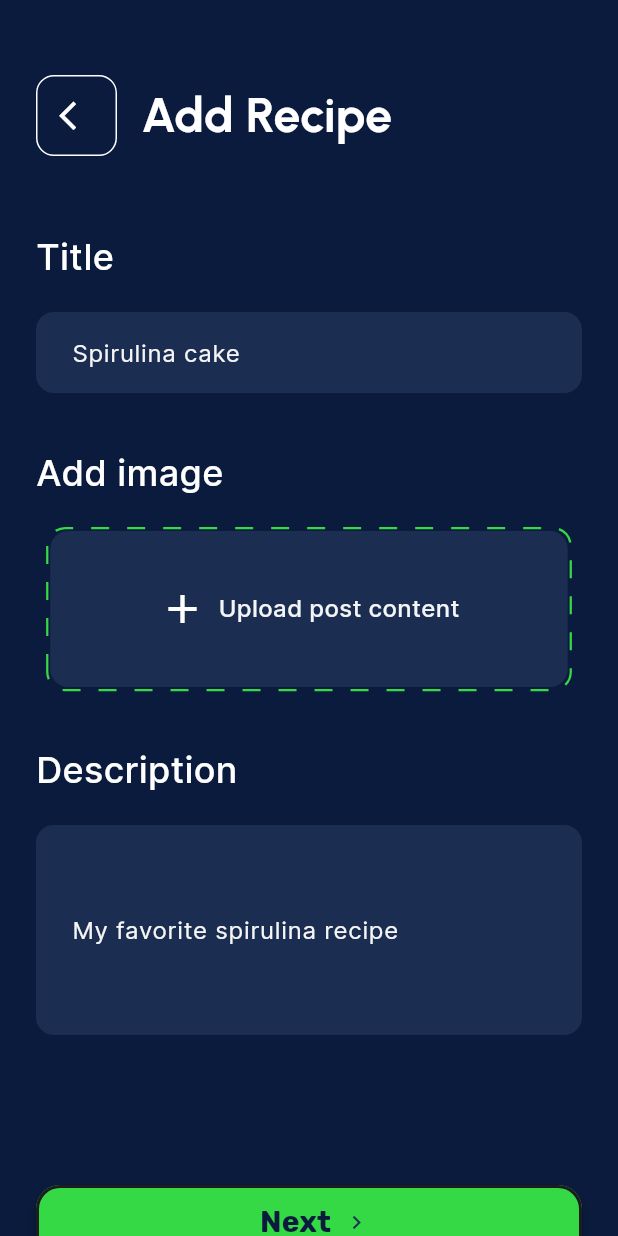
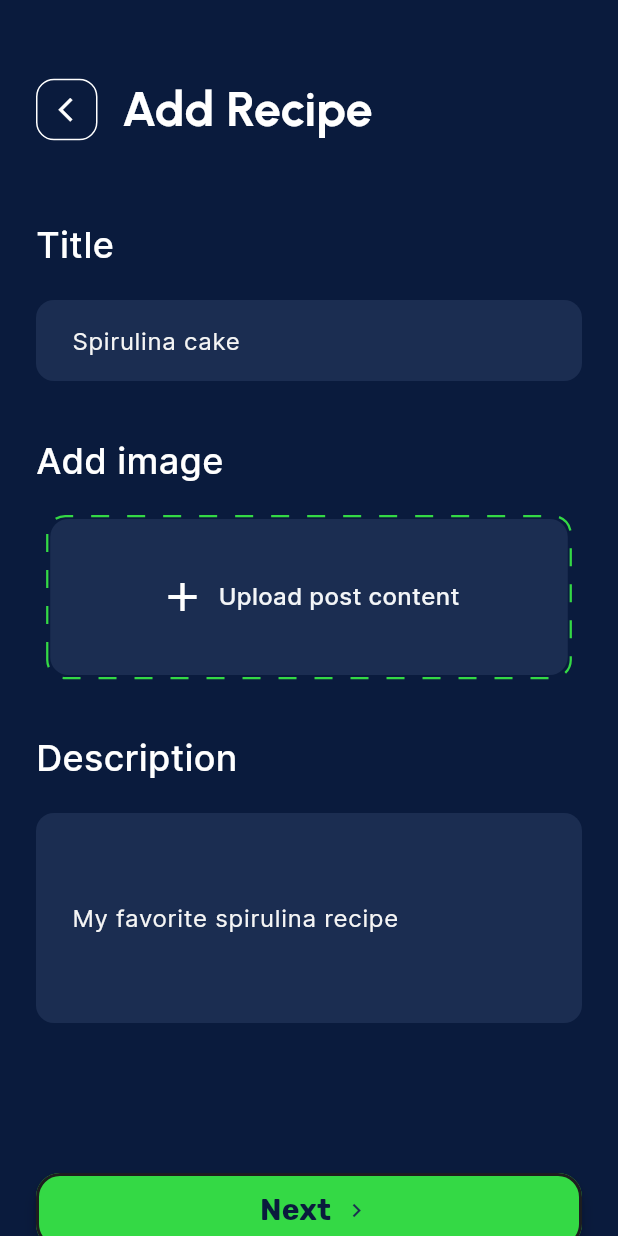
Before and after one commit to Said-Ines/Spiraw, a Flutter app: the AddRecipeScreen screen opened by its route, on a phone screen of 412 x 824 dp. Run offline on Flutter 3.47's test engine with Material 3 defaults, Android fonts, the phone set to English and light mode, and no system bars; drawn by our look-alikes of dotted_border; our stand-ins replace action_slider, connectivity_plus, country_picker, firebase_auth, firebase_core, flutter_time_picker_spinner and 8 more; missing offline and left inert: day_picker, qr_code_scanner, scan, vertical_percent_indicator; accounts and stored records are empty.

Commit message:
back button fixed

```diff
--- a/lib/widgets/back_button.dart
+++ b/lib/widgets/back_button.dart
@@ -15,8 +15,8 @@ class BackButton extends StatelessWidget {
     final backgroundColor = fromScanning ? Colors.white : (fromMachineSetup ? AppColors.inputColor : AppColors.transparent);
     final iconColor = fromScanning ? AppColors.inputColor : Colors.white;
     return Container(
-      height: fromScanning ? AppConstants.buttons.icon.scanningButtonSize : AppConstants.buttons.icon.size,
-      width: fromScanning ? AppConstants.buttons.icon.scanningButtonSize : AppConstants.buttons.icon.size,
+      height: !fromScanning ? AppConstants.buttons.icon.scanningButtonSize : AppConstants.buttons.icon.size,
+      width: !fromScanning ? AppConstants.buttons.icon.scanningButtonSize : AppConstants.buttons.icon.size,
       decoration: BoxDecoration(
         color: backgroundColor,
         //gradient: AppColors.backButtonBorderGradient,
@@ -34,8 +34,8 @@ class BackButton extends StatelessWidget {
         icon: Icon(
           !fromMachineSetup ? Icons.arrow_back_ios : Icons.arrow_back,
           color: iconColor,
-          size: fromScanning ? AppConstants.buttons.icon.scanningIconSize : AppConstants.buttons.icon.iconSize,
-        ).paddingSymmetric(horizontal: !fromMachineSetup ? 7 : 0),
+          size: !fromScanning ? AppConstants.buttons.icon.scanningIconSize : AppConstants.buttons.icon.iconSize,
+        ).paddingSymmetric(horizontal: (!fromMachineSetup) ? 7 : (fromScanning ? 12 : 0)),
       ),
     );
     //.align(alignment: !fromMachineSetup ? Alignment.topLeft : Alignment.bottomLeft);
```
